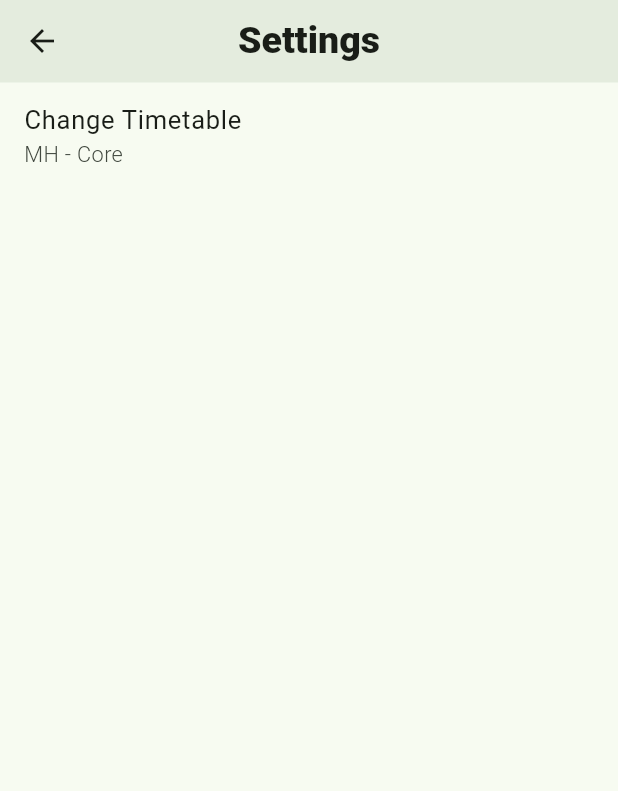
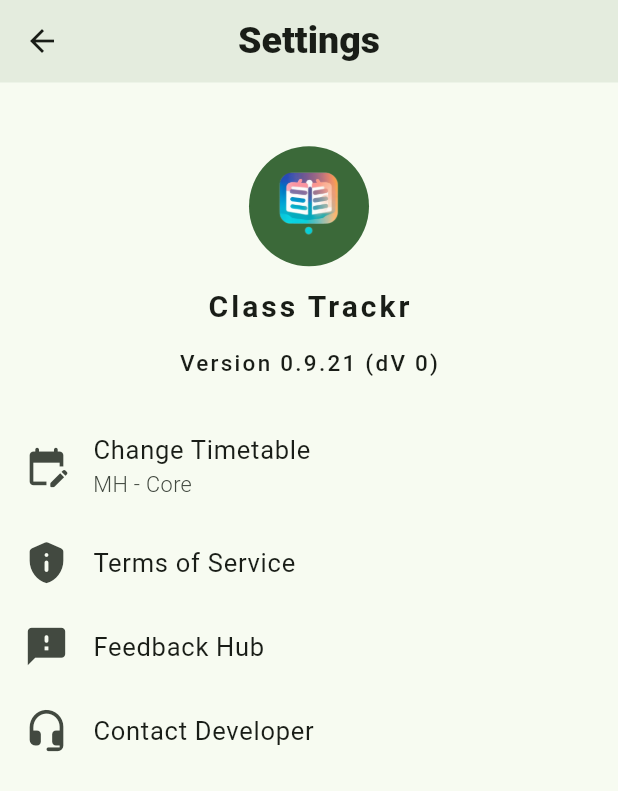
Before and after one commit to Sreeram3927/class_trackr, a Flutter app: the Settings screen opened directly, on a phone screen of 412 x 824 dp. Shown: the top 791 px of the screen. Run offline on Flutter 3.47's test engine with Material 3 defaults, Android fonts, the phone set to English and light mode, and no system bars; our stand-ins replace firebase_analytics, firebase_core, fluttertoast, font_awesome_flutter, shared_preferences; accounts and stored records are empty.

Commit message:
move app bar data to settings

```diff
--- a/lib/screens/settings/settings.dart
+++ b/lib/screens/settings/settings.dart
@@ -1,6 +1,10 @@
 import 'package:flutter/material.dart';
+import 'package:font_awesome_flutter/font_awesome_flutter.dart';
+import 'package:infinity_project/data/meta_data.dart';
 import 'package:infinity_project/data/user_data.dart';
+import 'package:infinity_project/screens/home/onboarding_screens/onboarding_pages.dart';
 import 'package:infinity_project/screens/settings/edit_timetable.dart';
+import 'package:url_launcher/url_launcher.dart';
 
 class Settings extends StatefulWidget {
   const Settings({super.key});
@@ -33,21 +37,12 @@ class _SettingsState extends State<Settings> {
       body: ListView(
         children: [
 
-          ListTile(
-            title: const Text(
-              'Change Timetable',
-              style: TextStyle(
-                fontSize: 17.0,
-                fontWeight: FontWeight.w400,
-              ),
-            ),
-            subtitle: Text(
-              _userData.getTimetable().name!,
-              style: const TextStyle(
-                fontSize: 14.5,
-                fontWeight: FontWeight.w300
-              ),
-            ),
+          drawerHeader(),
+
+          _settingsTile(
+            icon: Icons.edit_calendar_rounded,
+            title: 'Change Timetable',
+            subtitle: _userData.timetables[_userData.getCurTimetable]?.name ?? 'Unavailable',
             onTap: () {
               showDialog(
                 context: context,
@@ -56,8 +51,115 @@ class _SettingsState extends State<Settings> {
             }
           ),
 
+          _settingsTile(
+            icon: Icons.privacy_tip_rounded,
+            title: 'Terms of Service',
+            onTap: () {
+              Navigator.push(
+                context,
+                MaterialPageRoute(builder: (context) => const TermsOfServicePage()),
+              );
+            }
+          ),
+
+          _settingsTile(
+            icon: Icons.feedback_rounded,
+            title: 'Feedback Hub',
+            onTap: () async {
+              Uri link = Uri.parse('https://forms.gle/WkEmjMAHRHdEtose8');
+              if (!await launchUrl(
+                link,
+                mode: LaunchMode.externalApplication,
+              )) {
+                throw Exception('Could not launch $link');
+              }
+            }
+          ),
+
+          _settingsTile(
+            icon: Icons.headset_mic_rounded,
+            title: 'Contact Developer',
+            onTap: () {
+              showDialog(
+                context: context,
+                builder: (context) => contactDeveloper()
+              );
+            }
+          ),
+
         ],
       ),
+    );
+  }
+
+  Widget drawerHeader() {
+    Color color = Theme.of(context).colorScheme.primary;
+    final AppMetaData appData = AppMetaData();
+    return Container(
+      height: 200,
+      padding: const EdgeInsets.only(top: 20.0),
+      margin: const EdgeInsets.all(10.0),
+      child: Column(
+        mainAxisAlignment: MainAxisAlignment.spaceEvenly,
+        children: [
+
+          CircleAvatar(
+            radius: 40.0,
+            backgroundColor: color,
+            child: Image.asset(
+              'assets/images/class_trackr_logo.png',
+            ),
+          ),
+
+          Text(
+            appData.name,
+            style: const TextStyle(
+              letterSpacing: 2.0,
+              fontSize: 20.0,
+              fontWeight: FontWeight.w600
+            ),
+          ),
+
+          Text(
+            'Version ${appData.version} (dV ${appData.dataVersionFront()})',
+            style: const TextStyle(
+              letterSpacing: 1.5,
+              fontSize: 15.0,
+              fontWeight: FontWeight.w500
+            ),
+          )
+
+        ],
+      )
+    );
+  }
+
+  Widget _settingsTile({
+    required IconData icon,
+    required String title,
+    String? subtitle,
+    required Function() onTap
+  }) {
+    return ListTile(
+      leading: Icon(
+        icon,
+        size: 30.0,
+      ),
+      title: Text(
+        title,
+        style: const TextStyle(
+          fontSize: 17.0,
+          fontWeight: FontWeight.w400,
+        ),
+      ),
+      subtitle: subtitle == null ? null : Text(
+        subtitle,
+        style: const TextStyle(
+          fontSize: 14.5,
+          fontWeight: FontWeight.w300
+        ),
+      ),
+      onTap: onTap
     );
   }
 
@@ -132,4 +234,53 @@ class _SettingsState extends State<Settings> {
       ),
     );
   }
+
+  Widget contactDeveloper() {
+
+    List contactOptions = [
+      [Icons.email, 'devxpert3927@gmail.com', 'mailto:devxpert3927@gmail.com'],
+      [FontAwesomeIcons.squareXTwitter, 'X', 'https://www.twitter.com/sreeram3927/'],
+      [FontAwesomeIcons.linkedin, 'LinkedIn', 'https://www.linkedin.com/in/sreeram3927/'],
+      [FontAwesomeIcons.github, 'GitHub', 'https://github.com/sreeram3927']
+    ];
+
+    return AlertDialog(
+      title: const Text(
+        'Contact Developer',
+        textAlign: TextAlign.center,
+        style: TextStyle(
+          fontSize: 21.0,
+          fontWeight: FontWeight.w600,
+        ),
+      ),
+      content: Wrap(
+        direction: Axis.vertical,
+        children: List.generate(contactOptions.length, (index) {
+          return Row(
+            children: [
+              Icon(contactOptions[index][0], size: 25.0,),
+              const SizedBox(width: 10.0, height: 50.0,),
+              GestureDetector(
+                child: Text(
+                  contactOptions[index][1],
+                  style: const TextStyle(
+                    decoration: TextDecoration.underline,
+                  ),
+                ),
+                onTap: () async {
+                  Uri url = Uri.parse(contactOptions[index][2]);
+                  if (!await launchUrl(
+                    url,
+                    mode: LaunchMode.externalApplication,
+                  )) {
+                    throw Exception('Could not launch $url');
+                  }
+                },
+              )
+            ]
+          );
+        }),
+      ),
+    );
+  }
 }
--- a/lib/screens/timetable/timetable.dart
+++ b/lib/screens/timetable/timetable.dart
@@ -1,7 +1,6 @@
 import 'package:flutter/material.dart';
 import 'package:infinity_project/data/data_manager.dart';
 import 'package:infinity_project/data/user_data.dart';
-import 'package:infinity_project/screens/home/app_drawer.dart';
 import 'package:infinity_project/screens/home/information.dart';
 import 'package:infinity_project/models/timetable_data.dart';
 import 'package:infinity_project/screens/timetable/other_widgets.dart';
@@ -127,8 +126,6 @@ class _TimeTableState extends State<TimeTable> {
         ],
       ),
 
-      drawer: const AppDrawer(),
-
       body: Column(
         children: [
 
```
Also changed, not shown: lib/screens/home/app_drawer.dart (deleted, +0 -287 lines).
